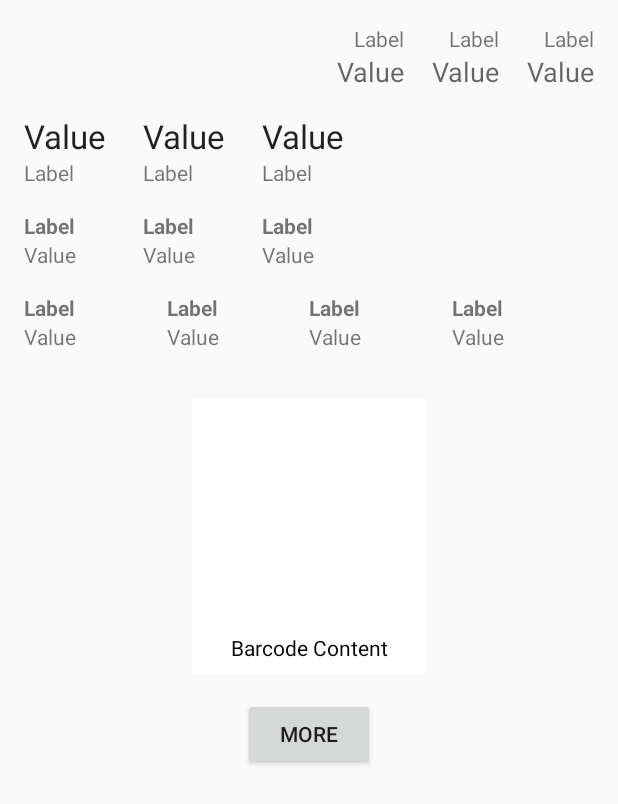
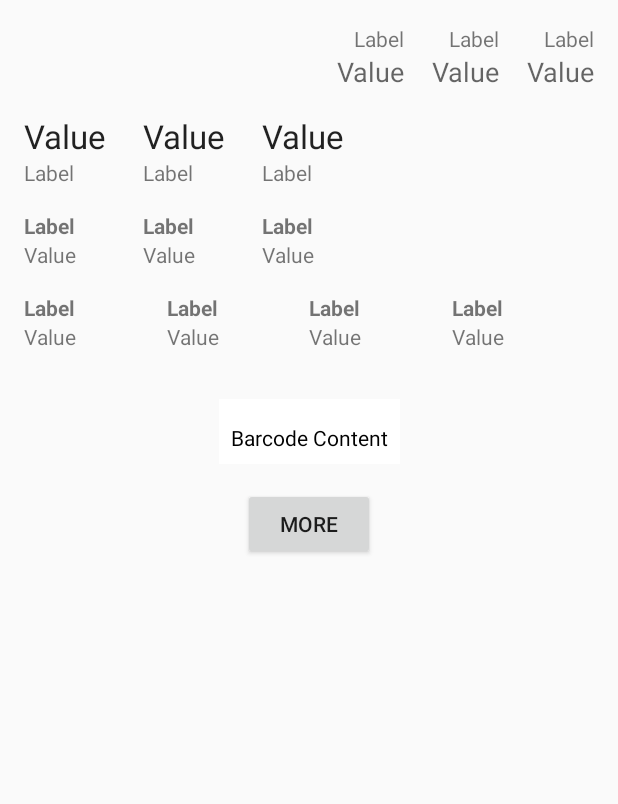
Before and after one commit to marcelgross90/PassBooky, an Android app: the layout event_ticket.xml on its own in the app's theme, with its tools: preview values and no code run, on a phone screen of 412 x 824 dp. Shown: the top 804 px of the screen. Run offline under Robolectric (Android 15) with nearby library versions, the phone set to English and light mode, and no system bars; network calls fail.

Commit message:
Resize barcode

```diff
--- a/app/src/main/java/rocks/marcelgross/passbooky/customComponents/BarcodeView.kt
+++ b/app/src/main/java/rocks/marcelgross/passbooky/customComponents/BarcodeView.kt
@@ -46,9 +46,7 @@ class BarcodeView : ConstraintLayout {
         try {
             bitmap = Zxing.encodeAsBitmap(
                 barcode.message,
-                barcode.format.getZxingFormat(),
-                1024,
-                1024
+                barcode.format.getZxingFormat()
             )
             bitmap?.let {
                 barcodeImg.setImageBitmap(bitmap)
--- a/app/src/main/res/layout/barcode.xml
+++ b/app/src/main/res/layout/barcode.xml
@@ -8,8 +8,8 @@
 
     <ImageView
         android:id="@+id/barcodeImg"
-        android:layout_width="140dp"
-        android:layout_height="140dp"
+        android:layout_width="wrap_content"
+        android:layout_height="wrap_content"
         android:layout_margin="8dp"
         app:layout_constraintBottom_toTopOf="@id/barcodeContent"
         app:layout_constraintEnd_toEndOf="parent"
```
Also changed, not shown: app/src/main/java/rocks/marcelgross/passbooky/zxing/Zxing.kt (+11 -7 lines).
